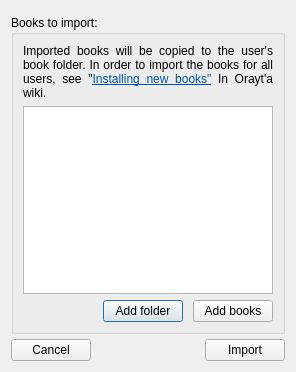
MosheWagner/Orayta-QT, file importbook.ui: the form before one commit.
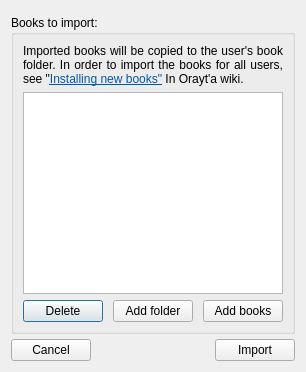
The form after the commit.

Patch:
```diff
--- a/importbook.ui
+++ b/importbook.ui
@@ -70,6 +70,16 @@
           </property>
          </spacer>
         </item>
+        <item>
+         <widget class="QPushButton" name="deleteButton">
+          <property name="enabled">
+           <bool>true</bool>
+          </property>
+          <property name="text">
+           <string>Delete</string>
+          </property>
+         </widget>
+        </item>
         <item>
          <widget class="QPushButton" name="addFolder">
           <property name="text">
```
